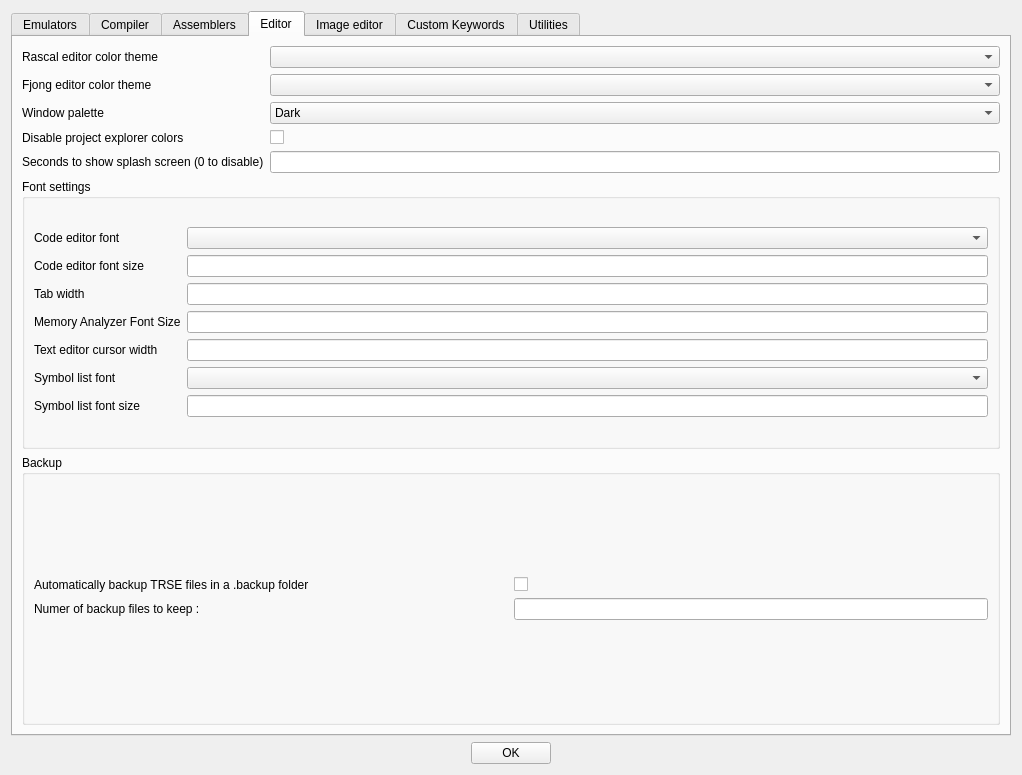
Above: source/dialogtrsesettings.ui from leuat/TRSE before the change. Below: the same form after it.
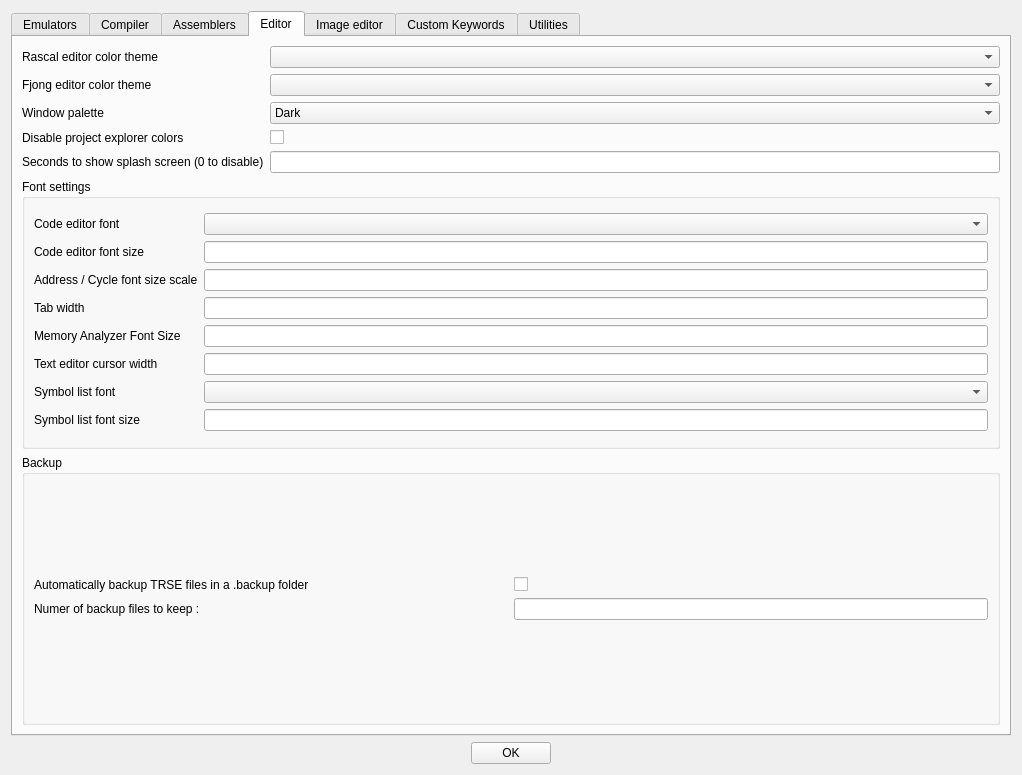
That is the form after the change. The open tabs and pages were chosen to show the change.

Commit message: Font size scale

```diff
--- a/source/dialogtrsesettings.ui
+++ b/source/dialogtrsesettings.ui
@@ -19,7 +19,7 @@
      <item>
       <widget class="QTabWidget" name="tabWidget">
        <property name="currentIndex">
-        <number>0</number>
+        <number>3</number>
        </property>
        <widget class="QWidget" name="tab_2">
         <attribute name="title">
@@ -1037,95 +1037,105 @@
            <layout class="QGridLayout" name="gridLayout_21">
             <item row="0" column="0">
              <layout class="QGridLayout" name="gridLayout_4">
-              <item row="1" column="1">
-               <widget class="QLineEdit" name="leFontSize">
+              <item row="7" column="1">
+               <widget class="QLineEdit" name="leCursorWidth">
                 <property name="inputMask">
                  <string>99</string>
                 </property>
                </widget>
               </item>
-              <item row="0" column="0">
-               <widget class="QLabel" name="label_27">
+              <item row="1" column="0">
+               <widget class="QLabel" name="label_5">
                 <property name="text">
-                 <string>Code editor font</string>
+                 <string>Code editor font size</string>
                 </property>
                </widget>
               </item>
-              <item row="5" column="1">
+              <item row="6" column="1">
                <widget class="QLineEdit" name="leFontSizeMemoryAnalyzer">
                 <property name="inputMask">
                  <string>99</string>
                 </property>
                </widget>
               </item>
-              <item row="5" column="0">
+              <item row="6" column="0">
                <widget class="QLabel" name="label_9">
                 <property name="text">
                  <string>Memory Analyzer Font Size</string>
                 </property>
                </widget>
               </item>
-              <item row="6" column="1">
-               <widget class="QLineEdit" name="leCursorWidth">
-                <property name="inputMask">
-                 <string>99</string>
+              <item row="9" column="0">
+               <widget class="QLabel" name="label_37">
+                <property name="text">
+                 <string>Symbol list font size</string>
                 </property>
                </widget>
               </item>
-              <item row="2" column="1">
+              <item row="8" column="1">
+               <widget class="QComboBox" name="cmbFontSymbols"/>
+              </item>
+              <item row="2" column="0">
+               <widget class="QLabel" name="label_52">
+                <property name="text">
+                 <string>Address / Cycle font size scale</string>
+                </property>
+               </widget>
+              </item>
+              <item row="8" column="0">
+               <widget class="QLabel" name="label_36">
+                <property name="text">
+                 <string>Symbol list font</string>
+                </property>
+               </widget>
+              </item>
+              <item row="3" column="1">
                <widget class="QLineEdit" name="leTabWidth">
                 <property name="inputMask">
                  <string>99</string>
                 </property>
                </widget>
               </item>
-              <item row="2" column="0">
+              <item row="9" column="1">
+               <widget class="QLineEdit" name="leFontSizeSymbols">
+                <property name="inputMask">
+                 <string>99</string>
+                </property>
+               </widget>
+              </item>
+              <item row="3" column="0">
                <widget class="QLabel" name="label_4">
                 <property name="text">
                  <string>Tab width</string>
                 </property>
                </widget>
               </item>
+              <item row="0" column="1">
+               <widget class="QComboBox" name="cbmFont"/>
+              </item>
+              <item row="0" column="0">
+               <widget class="QLabel" name="label_27">
+                <property name="text">
+                 <string>Code editor font</string>
+                </property>
+               </widget>
+              </item>
+              <item row="1" column="1">
+               <widget class="QLineEdit" name="leFontSize">
+                <property name="inputMask">
+                 <string>99</string>
+                </property>
+               </widget>
+              </item>
               <item row="7" column="0">
-               <widget class="QLabel" name="label_36">
-                <property name="text">
-                 <string>Symbol list font</string>
-                </property>
-               </widget>
-              </item>
-              <item row="1" column="0">
-               <widget class="QLabel" name="label_5">
-                <property name="text">
-                 <string>Code editor font size</string>
-                </property>
-               </widget>
-              </item>
-              <item row="6" column="0">
                <widget class="QLabel" name="label_29">
                 <property name="text">
                  <string>Text editor cursor width</string>
                 </property>
                </widget>
               </item>
-              <item row="0" column="1">
-               <widget class="QComboBox" name="cbmFont"/>
-              </item>
-              <item row="7" column="1">
-               <widget class="QComboBox" name="cmbFontSymbols"/>
-              </item>
-              <item row="8" column="0">
-               <widget class="QLabel" name="label_37">
-                <property name="text">
-                 <string>Symbol list font size</string>
-                </property>
-               </widget>
-              </item>
-              <item row="8" column="1">
-               <widget class="QLineEdit" name="leFontSizeSymbols">
-                <property name="inputMask">
-                 <string>99</string>
-                </property>
-               </widget>
+              <item row="2" column="1">
+               <widget class="QLineEdit" name="leFontScale"/>
               </item>
              </layout>
             </item>
```
The commit also changes 7 other files.
